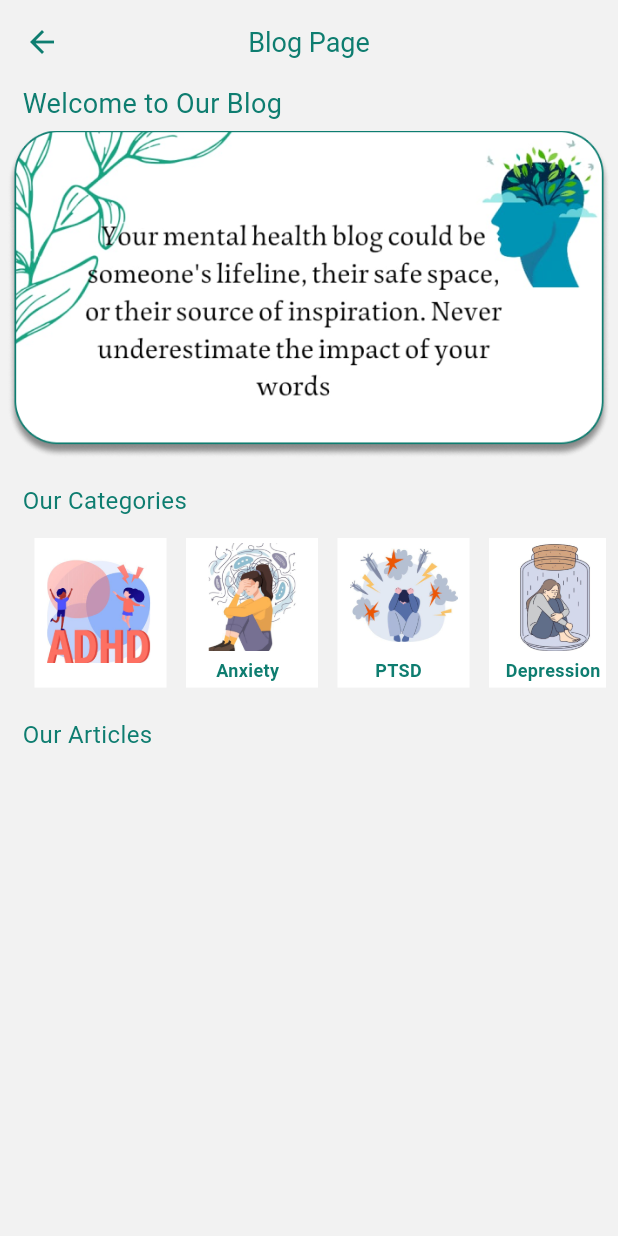
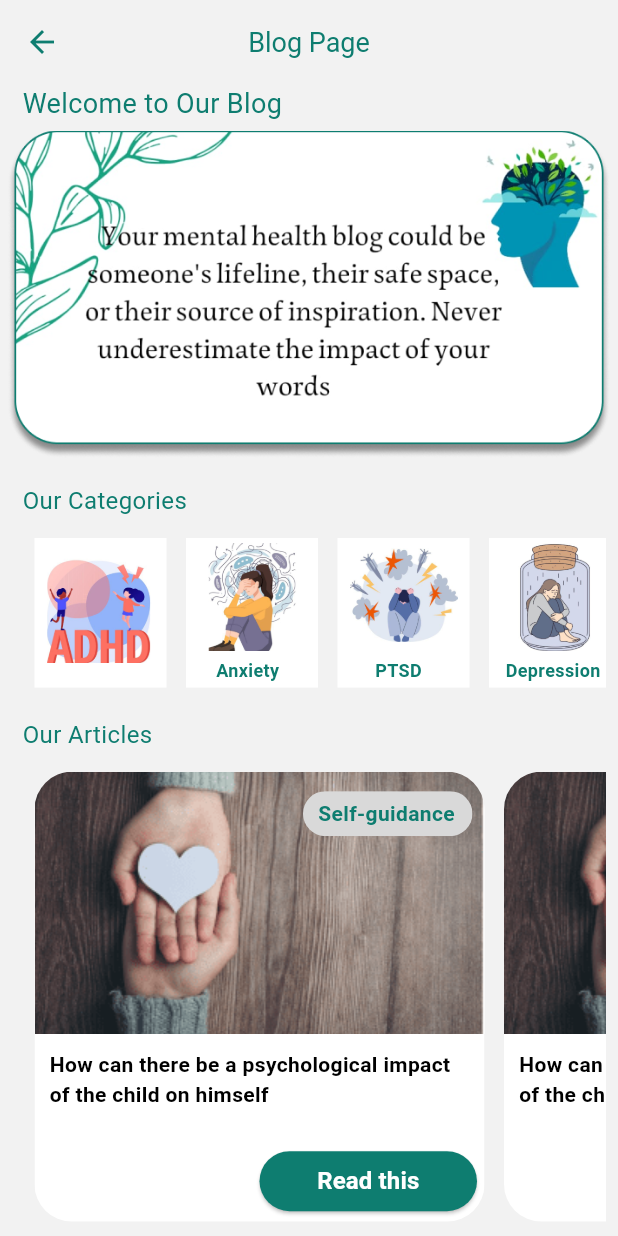
Before and after one commit to RokayaFawzy/tameit, a Flutter app: the BlogPage screen opened by its route, on a phone screen of 412 x 824 dp. Run offline on Flutter 3.47's test engine with Material 3 defaults, Android fonts, the phone set to English and light mode, and no system bars; our stand-ins replace flutter_feather_icons, flutter_rating_bar, google_fonts, intl_phone_field, shared_preferences, smooth_page_indicator; missing offline and left inert: flutter_verification_code; accounts and stored records are empty.

Commit message:
blogPage Part(2) and eyeon and eyeoff of change password

```diff
--- a/tame_it/lib/Screens/navbar_Root_Screens/more pages/BlogPage.dart
+++ b/tame_it/lib/Screens/navbar_Root_Screens/more pages/BlogPage.dart
@@ -1,7 +1,10 @@
 import 'package:flutter/material.dart';
+import 'package:tame_it/Screens/navbar_Root_Screens/more%20pages/Blogs/mostread.dart';
 // import 'package:google_fonts/google_fonts.dart';
 import 'package:tame_it/values/values.dart';
 import 'package:tame_it/widgets/list_row.dart';
+
+import 'Blogs/articals.dart';
 
 class BlogPage extends StatefulWidget {
   const BlogPage({super.key});
@@ -88,6 +91,34 @@ class _BlogPageState extends State<BlogPage> {
                   ),
                 ),
               ),
+              const SizedBox(height: 5),
+              Padding(
+                padding: const EdgeInsets.all(8.0),
+                child: Container(
+                  height: 300,
+                  child: const Articles(),
+                ),
+              ),
+              const SizedBox(height: 20),
+              Padding(
+                padding: EdgeInsets.only(left: 15.0),
+                child: Text(
+                  'Most Read ',
+                  style: TextStyle(
+                    color: AppColors.deepsea,
+                    fontSize: 16,
+                    fontWeight: FontWeight.w400,
+                  ),
+                ),
+              ),
+              const SizedBox(height: 5),
+              Padding(
+                padding: const EdgeInsets.all(8.0),
+                child: Container(
+                  height: 300,
+                  child: const MostRead(),
+                ),
+              ),
             ],
           ),
         ],
--- /dev/null
+++ b/tame_it/lib/Screens/navbar_Root_Screens/more pages/Blogs/articals.dart
@@ -0,0 +1,267 @@
+import 'package:flutter/material.dart';
+
+import '../../../../values/values.dart';
+import '../../../../widgets/custom_button.dart';
+
+class Articles extends StatelessWidget {
+  const Articles({Key? key}) : super(key: key);
+
+  @override
+  Widget build(BuildContext context) {
+    return Expanded(
+      child: ListView(
+        padding: EdgeInsets.zero,
+        scrollDirection: Axis.horizontal,
+        children: [
+          const SizedBox(width: 15),
+          ClipRRect(
+            borderRadius: BorderRadius.circular(25),
+            child: Container(
+              color: AppColors.white,
+              width: 300,
+              height: 250,
+              child: Stack(
+                children: [
+                  Image.asset(
+                    "assets/images/t1.png",
+                    width: double
+                        .infinity, // Make the image fit the container width
+                    height: 175, // Make the image fill the container height
+                    fit: BoxFit
+                        .cover, // Ensure the image covers the entire container
+                  ),
+                  Positioned(
+                    top: 13,
+                    left: 179,
+                    right: 8,
+                    child: ClipRRect(
+                      borderRadius: BorderRadius.circular(25),
+                      child: Container(
+                        color: Color(0xFFD9D9D9),
+                        padding: const EdgeInsets.symmetric(
+                            horizontal: 10.0, vertical: 5.0),
+                        child: Text(
+                          'Self-guidance',
+                          style: TextStyle(
+                            color: AppColors
+                                .deepsea, // Adjust color to match your design
+                            fontWeight: FontWeight.bold,
+                          ),
+                        ),
+                      ),
+                    ),
+                  ),
+                  Positioned(
+                    top: 180,
+                    left: 0,
+                    right: 0,
+                    child: Container(
+                      color: Colors.transparent,
+                      padding: const EdgeInsets.symmetric(
+                          horizontal: 10.0, vertical: 5.0),
+                      child: Text(
+                        'How can there be a psychological impact of the child on himself',
+                        style: TextStyle(
+                          color:
+                              Colors.black, // Adjust color to match your design
+                          fontWeight: FontWeight.bold,
+                        ),
+                        maxLines:
+                            3, // You can adjust this to control the maximum lines
+                        overflow: TextOverflow
+                            .ellipsis, // Add ellipsis if text overflows
+                      ),
+                    ),
+                  ),
+                  Positioned(
+                    bottom: 3,
+                    left: 150,
+                    right: 5,
+                    child: Container(
+                      width: 0.5,
+                      child: CustomButton(
+                        title: 'Read this',
+                        color: AppColors.deepsea,
+                        textStyle: TextStyle(
+                          color: AppColors.white,
+                          fontSize: Sizes.TEXT_SIZE_16,
+                          fontWeight: FontWeight.w600,
+                        ),
+                        onPressed: () {},
+                      ),
+                    ),
+                  ),
+                ],
+              ),
+            ),
+          ),
+          const SizedBox(width: 13),
+          ClipRRect(
+            borderRadius: BorderRadius.circular(25),
+            child: Container(
+              color: AppColors.white,
+              width: 300,
+              height: 250,
+              child: Stack(
+                children: [
+                  Image.asset(
+                    "assets/images/t1.png",
+                    width: double
+                        .infinity, // Make the image fit the container width
+                    height: 175, // Make the image fill the container height
+                    fit: BoxFit
+                        .cover, // Ensure the image covers the entire container
+                  ),
+                  Positioned(
+                    top: 13,
+                    left: 179,
+                    right: 8,
+                    child: ClipRRect(
+                      borderRadius: BorderRadius.circular(25),
+                      child: Container(
+                        color: Color(0xFFD9D9D9),
+                        padding: const EdgeInsets.symmetric(
+                            horizontal: 10.0, vertical: 5.0),
+                        child: Text(
+                          'Self-guidance',
+                          style: TextStyle(
+                            color: AppColors
+                                .deepsea, // Adjust color to match your design
+                            fontWeight: FontWeight.bold,
+                          ),
+                        ),
+                      ),
+                    ),
+                  ),
+                  Positioned(
+                    top: 180,
+                    left: 0,
+                    right: 0,
+                    child: Container(
+                      color: Colors.transparent,
+                      padding: const EdgeInsets.symmetric(
+                          horizontal: 10.0, vertical: 5.0),
+                      child: Text(
+                        'How can there be a psychological impact of the child on himself',
+                        style: TextStyle(
+                          color:
+                              Colors.black, // Adjust color to match your design
+                          fontWeight: FontWeight.bold,
+                        ),
+                        maxLines:
+                            3, // You can adjust this to control the maximum lines
+                        overflow: TextOverflow
+                            .ellipsis, // Add ellipsis if text overflows
+                      ),
+                    ),
+                  ),
+                  Positioned(
+                    bottom: 3,
+                    left: 150,
+                    right: 5,
+                    child: Container(
+                      width: 0.5,
+                      child: CustomButton(
+                        title: 'Read this',
+                        color: AppColors.deepsea,
+                        textStyle: TextStyle(
+                          color: AppColors.white,
+                          fontSize: Sizes.TEXT_SIZE_16,
+                          fontWeight: FontWeight.w600,
+                        ),
+                        onPressed: () {},
+                      ),
+                    ),
+                  ),
+                ],
+              ),
+            ),
+          ),
+          const SizedBox(width: 13),
+          ClipRRect(
+            borderRadius: BorderRadius.circular(25),
+            child: Container(
+              color: AppColors.white,
+              width: 300,
+              height: 250,
+              child: Stack(
+                children: [
+                  Image.asset(
+                    "assets/images/t1.png",
+                    width: double
+                        .infinity, // Make the image fit the container width
+                    height: 175, // Make the image fill the container height
+                    fit: BoxFit
+                        .cover, // Ensure the image covers the entire container
+                  ),
+                  Positioned(
+                    top: 13,
+                    left: 179,
+                    right: 8,
+                    child: ClipRRect(
+                      borderRadius: BorderRadius.circular(25),
+                      child: Container(
+                        color: Color(0xFFD9D9D9),
+                        padding: const EdgeInsets.symmetric(
+                            horizontal: 10.0, vertical: 5.0),
+                        child: Text(
+                          'Self-guidance',
+                          style: TextStyle(
+                            color: AppColors
+                                .deepsea, // Adjust color to match your design
+                            fontWeight: FontWeight.bold,
+                          ),
+                        ),
+                      ),
+                    ),
+                  ),
+                  Positioned(
+                    top: 180,
+                    left: 0,
+                    right: 0,
+                    child: Container(
+                      color: Colors.transparent,
+                      padding: const EdgeInsets.symmetric(
+                          horizontal: 10.0, vertical: 5.0),
+                      child: Text(
+                        'How can there be a psychological impact of the child on himself',
+                        style: TextStyle(
+                          color:
+                              Colors.black, // Adjust color to match your design
+                          fontWeight: FontWeight.bold,
+                        ),
+                        maxLines:
+                            3, // You can adjust this to control the maximum lines
+                        overflow: TextOverflow
+                            .ellipsis, // Add ellipsis if text overflows
+                      ),
+                    ),
+                  ),
+                  Positioned(
+                    bottom: 3,
+                    left: 150,
+                    right: 5,
+                    child: Container(
+                      width: 0.5,
+                      child: CustomButton(
+                        title: 'Read this',
+                        color: AppColors.deepsea,
+                        textStyle: TextStyle(
+                          color: AppColors.white,
+                          fontSize: Sizes.TEXT_SIZE_16,
+                          fontWeight: FontWeight.w600,
+                        ),
+                        onPressed: () {},
+                      ),
+                    ),
+                  ),
+                ],
+              ),
+            ),
+          ),
+          const SizedBox(width: 13),
+        ],
+      ),
+    );
+  }
+}
--- a/tame_it/lib/main.dart
+++ b/tame_it/lib/main.dart
@@ -55,15 +55,14 @@ class TameIt extends StatelessWidget {
           ? NavBarRoot() // Automatically log in if "Remember me" was checked and credentials are stored
           :
           // SplashScreen(),
-           Login(),
-          // NavBarRoot(),
+          Login(),
+      // NavBarRoot(),
       routes: {
         '/Login': (context) => Login(),
         '/SignUp': (context) => SignUp(),
         '/Verify_Phone_Number': (context) => PhoneVerify(),
         '/ChangePassword': (context) => ChangePassword(),
         '/ForgotPassword': (context) => ForgotPassword(),
-
         '/ResetPassword': (context) => ResetPassword(
               username: '',
             ),
```
Also changed, not shown: tame_it/lib/Screens/navbar_Root_Screens/more pages/Blogs/mostread.dart (added, +267 -0 lines), tame_it/lib/Screens/navbar_Root_Screens/more pages/changePassword.dart (+31 -10 lines), tame_it/assets/images/t1.png (added), tame_it/assets/images/t2.jpg (added).
